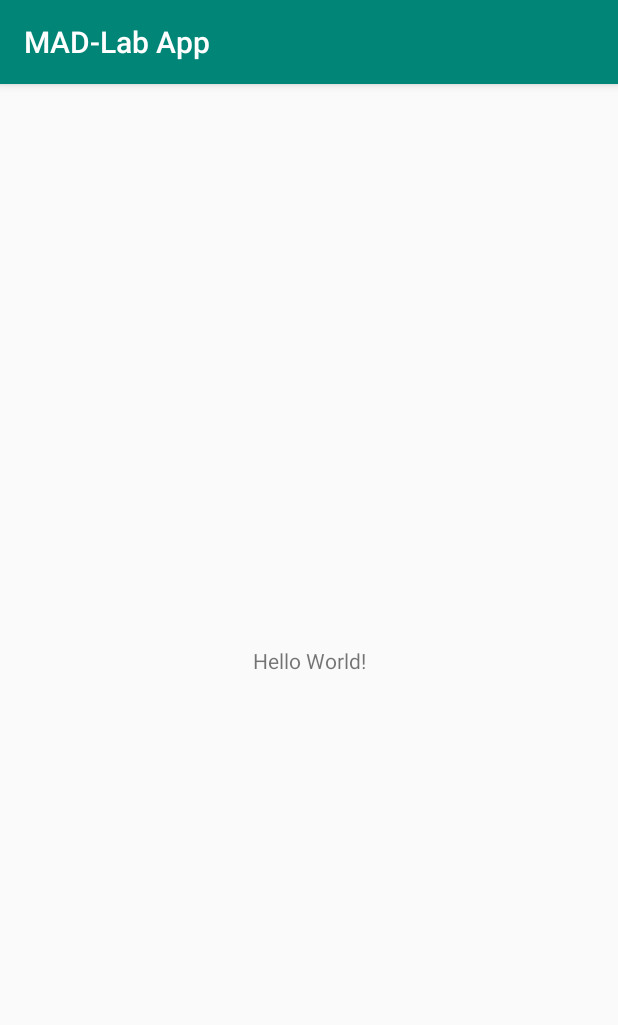
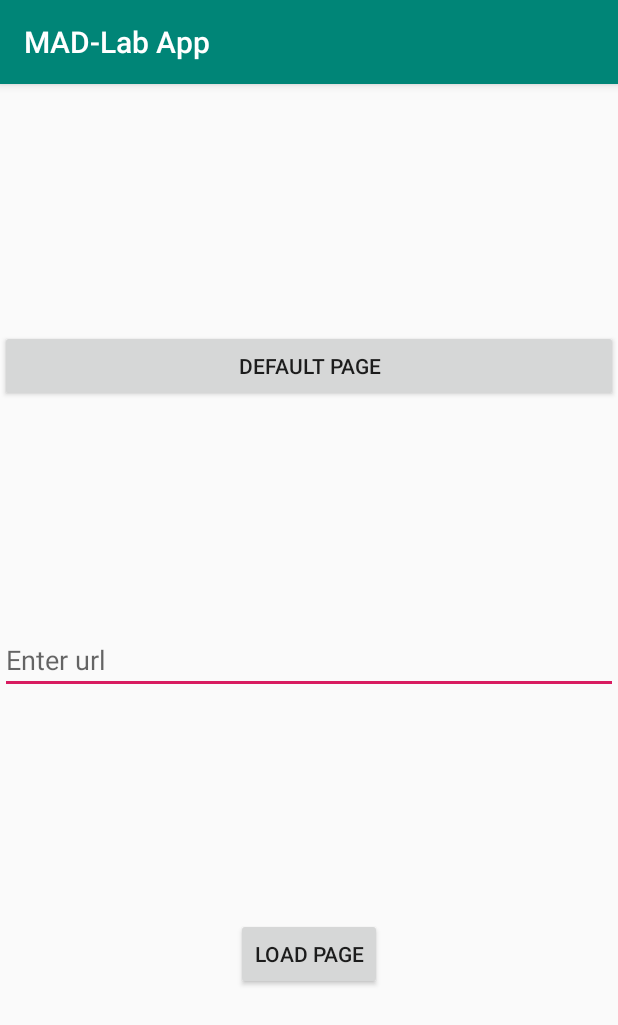
Before and after one commit to DroidFreak32/MADLabApps, an Android app: the screen it shows after launch (MainActivity), on a phone screen of 412 x 824 dp. Shown: the top 1025 px of the screen. Run offline under Robolectric (Android 15) with nearby library versions, the phone set to English and light mode, and no system bars.

Commit message:
Add code for webview

```diff
--- a/app/src/main/AndroidManifest.xml
+++ b/app/src/main/AndroidManifest.xml
@@ -2,6 +2,7 @@
 <manifest xmlns:android="http://schemas.android.com/apk/res/android"
     package="com.example.student.mad_labapp">
 
+    <uses-permission android:name="android.permission.INTERNET" />
     <application
         android:allowBackup="true"
         android:icon="@mipmap/ic_launcher"
@@ -16,6 +17,7 @@
                 <category android:name="android.intent.category.LAUNCHER" />
             </intent-filter>
         </activity>
+        <activity android:name=".WebViewActivity"></activity>
     </application>
 
 </manifest>
--- a/app/src/main/java/com/example/student/mad_labapp/MainActivity.java
+++ b/app/src/main/java/com/example/student/mad_labapp/MainActivity.java
@@ -1,13 +1,43 @@
 package com.example.student.mad_labapp;
 
+import android.Manifest;
+import android.content.Intent;
+import android.os.Bundle;
+import android.support.v4.app.ActivityCompat;
 import android.support.v7.app.AppCompatActivity;
-import android.os.Bundle;
+import android.view.View;
+import android.widget.Button;
+import android.widget.EditText;
 
 public class MainActivity extends AppCompatActivity {
-
+    Button defaultPage;
+    Button loadPage;
+    EditText url;
     @Override
     protected void onCreate(Bundle savedInstanceState) {
         super.onCreate(savedInstanceState);
         setContentView(R.layout.activity_main);
+        defaultPage = findViewById(R.id.defaultPage);
+        loadPage = findViewById(R.id.loadURL);
+        url = findViewById(R.id.url);
+        ActivityCompat.requestPermissions(MainActivity.this, new String[]{Manifest.permission.INTERNET}, 1);
+
+        defaultPage.setOnClickListener(new View.OnClickListener() {
+            @Override
+            public void onClick(View v) {
+                Intent i = new Intent(getApplicationContext(), WebViewActivity.class);
+                i.putExtra("load", "defaultpage");
+                startActivity(i);
+            }
+        });
+        loadPage.setOnClickListener(new View.OnClickListener() {
+            @Override
+            public void onClick(View v) {
+                Intent i = new Intent(getApplicationContext(), WebViewActivity.class);
+                i.putExtra("load", url.getText().toString());
+                startActivity(i);
+            }
+        });
+
     }
 }
--- a/app/src/main/res/layout/activity_main.xml
+++ b/app/src/main/res/layout/activity_main.xml
@@ -1,18 +1,34 @@
 <?xml version="1.0" encoding="utf-8"?>
-<android.support.constraint.ConstraintLayout xmlns:android="http://schemas.android.com/apk/res/android"
-    xmlns:app="http://schemas.android.com/apk/res-auto"
+<RelativeLayout xmlns:android="http://schemas.android.com/apk/res/android"
     xmlns:tools="http://schemas.android.com/tools"
     android:layout_width="match_parent"
     android:layout_height="match_parent"
     tools:context=".MainActivity">
 
-    <TextView
+    <Button
+        android:id="@+id/defaultPage"
+        android:layout_width="match_parent"
+        android:layout_height="wrap_content"
+        android:layout_alignParentTop="true"
+        android:layout_centerHorizontal="true"
+        android:layout_marginTop="164dp"
+        android:text="Default Page" />
+
+    <EditText
+        android:id="@+id/url"
+        android:layout_width="match_parent"
+        android:layout_height="wrap_content"
+        android:layout_centerInParent="true"
+        android:ems="10"
+        android:hint="Enter url"
+        android:inputType="textUri" />
+
+    <Button
+        android:id="@+id/loadURL"
         android:layout_width="wrap_content"
         android:layout_height="wrap_content"
-        android:text="Hello World!"
-        app:layout_constraintBottom_toBottomOf="parent"
-        app:layout_constraintLeft_toLeftOf="parent"
-        app:layout_constraintRight_toRightOf="parent"
-        app:layout_constraintTop_toTopOf="parent" />
-
-</android.support.constraint.ConstraintLayout>
+        android:layout_alignParentBottom="true"
+        android:layout_centerHorizontal="true"
+        android:layout_marginBottom="164dp"
+        android:text="Load page" />
+</RelativeLayout>
```
Also changed, not shown: app/src/main/java/com/example/student/mad_labapp/WebViewActivity.java (added, +28 -0 lines), app/src/main/res/layout/activity_web_view.xml (added, +23 -0 lines).
